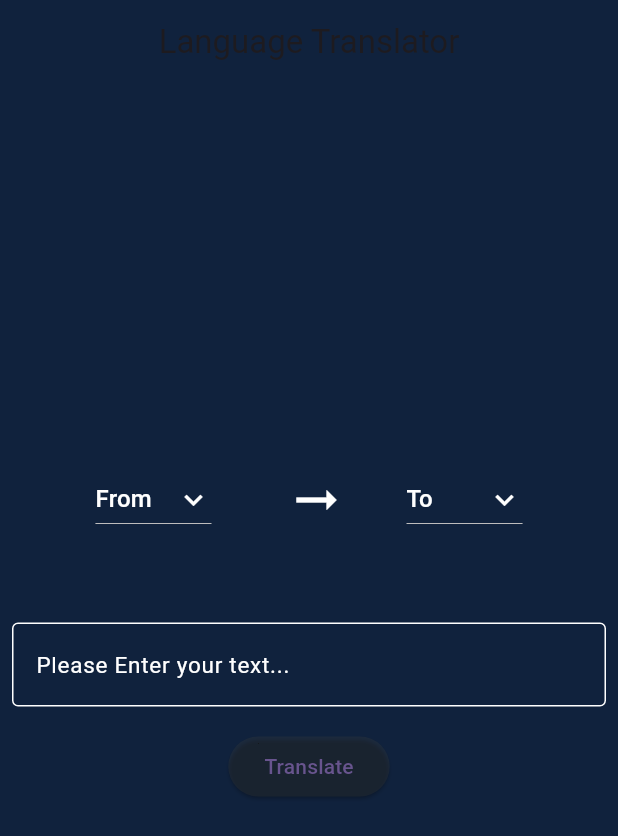
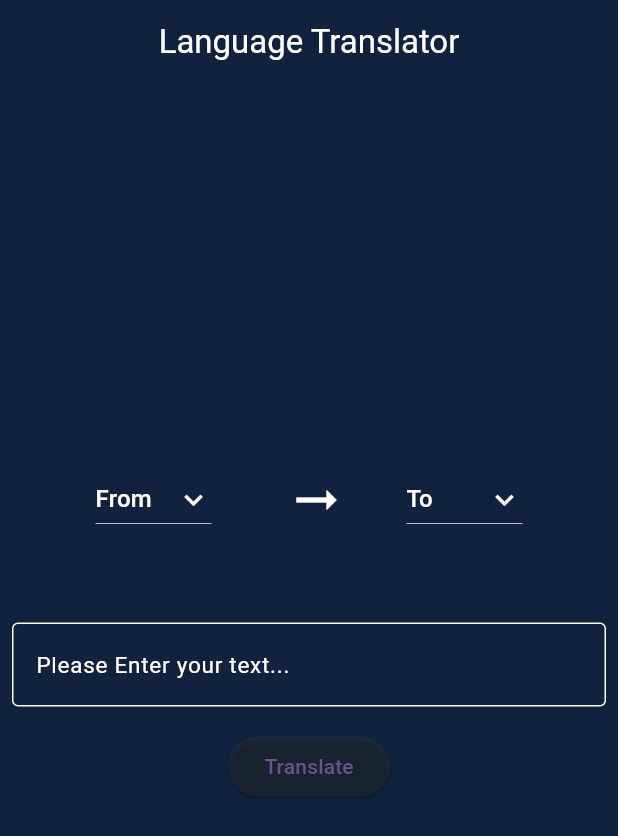
Before and after one commit to Piyushbhatt7/Language-Translator, a Flutter app: the screen it shows after launch, on a phone screen of 412 x 824 dp. Shown: the top 836 px of the screen. Run offline on Flutter 3.47's test engine with Material 3 defaults, Android fonts, the phone set to English and light mode, and no system bars; missing offline and left inert: translator.

Commit message:
Language Translation

```diff
--- a/lib/language_translation.dart
+++ b/lib/language_translation.dart
@@ -65,7 +65,7 @@ String getLanguageCode(String language)
     return Scaffold(
       backgroundColor: Color(0xff10223d),
       appBar: AppBar(
-        title: Text("Language Translator",), centerTitle: true,
+        title: Text("Language Translator", style: TextStyle(color: Colors.white),), centerTitle: true,
         backgroundColor: Color(0xff10223d),
         elevation: 0,
       ),
```
